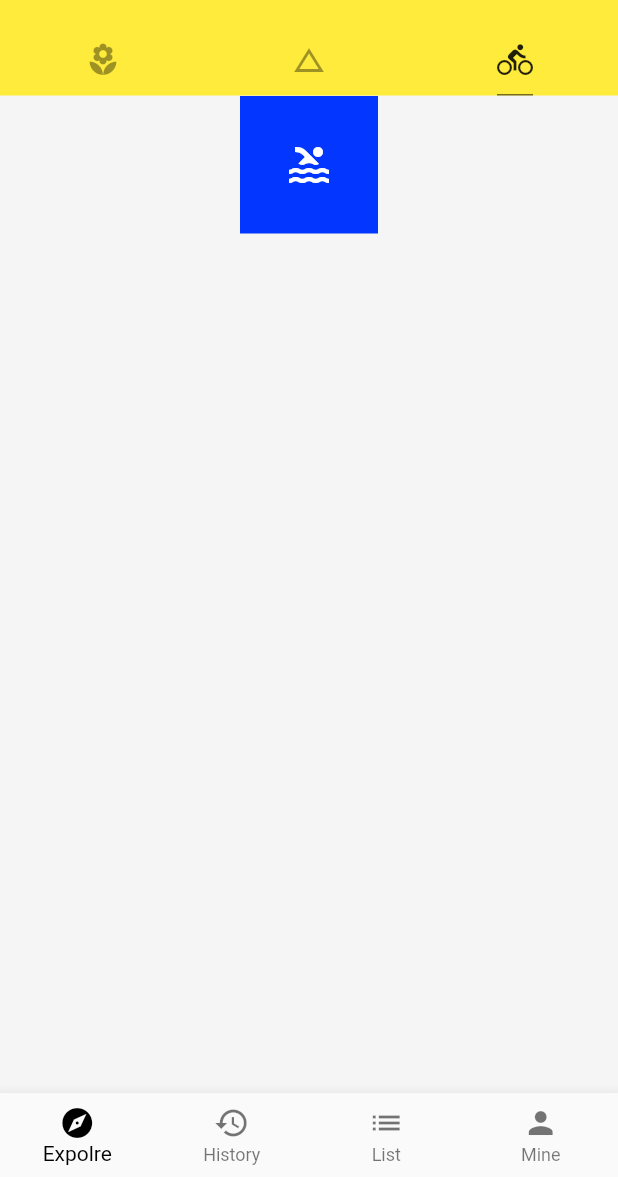
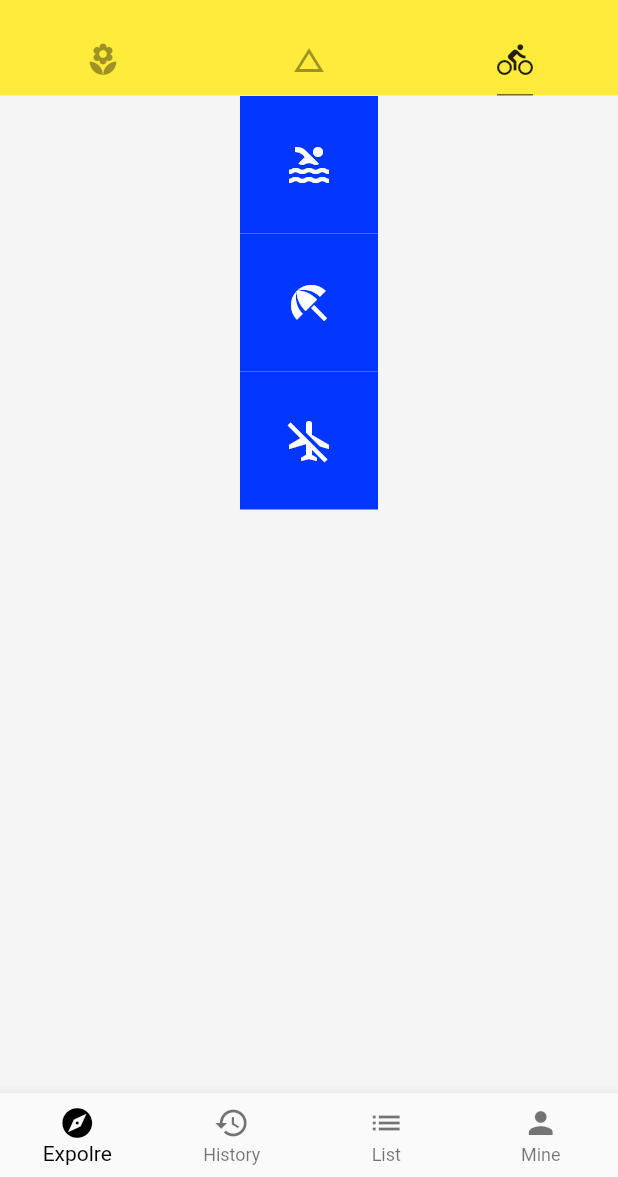
Before and after one commit to XYXiaoYuan/flutter_study, a Flutter app: the screen it shows after launch, tab 3 chosen, on a phone screen of 412 x 824 dp, the part 59-1236 px from its top. Run offline on Flutter 3.47's test engine with Material 2 defaults, Android fonts, the phone set to English and light mode, and no system bars; network calls fail.

Commit message:
Row（横排） 与 Column（竖排）

```diff
--- a/flutter_study/lib/demo/layout_demo.dart
+++ b/flutter_study/lib/demo/layout_demo.dart
@@ -3,10 +3,14 @@ import 'package:flutter/material.dart';
 class LayoutDemo extends StatelessWidget {
   @override
   Widget build(BuildContext context) {
-    return Column(
-      children: <Widget>[
-      IconBadge(Icons.pool),
-      ],
+    return Container(
+      child: Column(
+        children: <Widget>[
+          IconBadge(Icons.pool),
+          IconBadge(Icons.beach_access),
+          IconBadge(Icons.airplanemode_inactive)
+        ],
+      ),
     );
   }
 }
```
